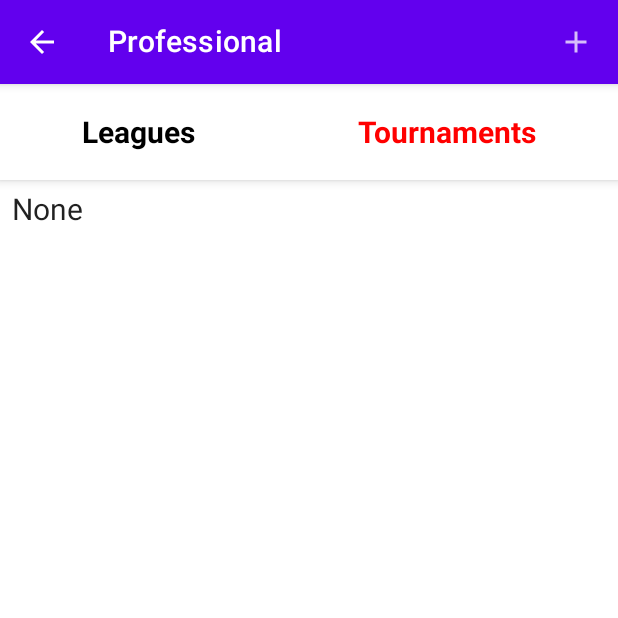
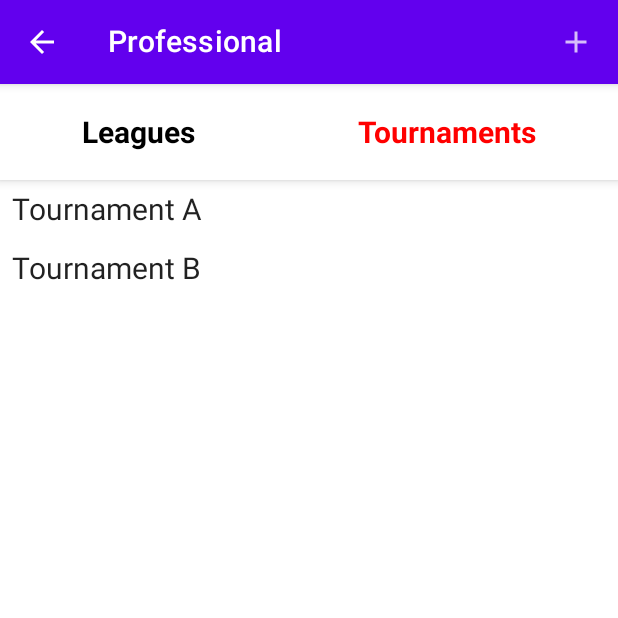
Before and after one commit to Roscoeriley/Senior-Project, an Android app built with Jetpack Compose: the ProfessionalScreen screen opened through its navigation route, after a tap on "Tournaments", on a phone screen of 412 x 824 dp, the top half of it. Run offline under Robolectric (Android 15) with nearby library versions, the phone set to English and light mode, and no system bars.

Commit message:
Before updating

```diff
--- a/app/src/main/java/com/example/seniorproject/BowlingAppScreen.kt
+++ b/app/src/main/java/com/example/seniorproject/BowlingAppScreen.kt
@@ -21,7 +21,9 @@ import androidx.navigation.compose.NavHost
 import androidx.navigation.compose.composable
 import androidx.navigation.compose.currentBackStackEntryAsState
 import androidx.navigation.compose.rememberNavController
-import com.example.seniorproject.data.DataSource.mainMenuOptions
+import com.example.seniorproject.data.DataSource
+import com.example.seniorproject.data.DataSource.leagues
+import com.example.seniorproject.data.DataSource.tournaments
 import com.example.seniorproject.ui.theme.*
 
 enum class BowlingAppScreen(@StringRes val title: Int) {
@@ -143,7 +145,7 @@ fun BowlingApp(modifier: Modifier = Modifier) {
 
             //goes to "Professional screen"
             composable(route = BowlingAppScreen.Professional.name) {
-                ProfessionalScreen()
+                ProfessionalScreen(leagues, tournaments)
             }
 
             //goes to "Practice screen"
@@ -168,7 +170,7 @@ fun BowlingApp(modifier: Modifier = Modifier) {
 
             //goes to "Help screen"
             composable(route = BowlingAppScreen.Help.name) {
-                SquareWithSmallSquareScreen()
+                HelpScreen()
             }
 
             //goes to "AddLeague screen"
--- a/app/src/main/java/com/example/seniorproject/MainActivity.kt
+++ b/app/src/main/java/com/example/seniorproject/MainActivity.kt
@@ -21,7 +21,6 @@ import androidx.compose.ui.text.input.ImeAction
 import androidx.compose.ui.text.input.KeyboardType
 import androidx.compose.ui.tooling.preview.Preview
 import androidx.compose.ui.unit.dp
-import com.example.seniorproject.data.DataSource.mainMenuOptions
 import com.example.seniorproject.ui.theme.SeniorProjectTheme
 
 class MainActivity : ComponentActivity() {
--- a/app/src/main/java/com/example/seniorproject/data/DataSource.kt
+++ b/app/src/main/java/com/example/seniorproject/data/DataSource.kt
@@ -3,12 +3,11 @@ package com.example.seniorproject.data
 import com.example.seniorproject.R
 
 object DataSource {
-    val mainMenuOptions = listOf(
-        R.string.login,
-        R.string.practice,
-        R.string.professional,
-        R.string.statistics,
-        R.string.settings,
-        R.string.help
-    )
+    val leagues = listOf(
+        "Monday Night Trios",
+        "Northrock Mixers")
+
+    val tournaments = listOf(
+        "Tournament A",
+        "Tournament B")
 }
--- a/app/src/main/java/com/example/seniorproject/ui/theme/ProfessionalScreen.kt
+++ b/app/src/main/java/com/example/seniorproject/ui/theme/ProfessionalScreen.kt
@@ -34,10 +34,12 @@ import androidx.compose.ui.text.style.TextAlign
 import androidx.compose.ui.tooling.preview.Preview
 import androidx.compose.ui.unit.dp
 import androidx.compose.ui.unit.sp
+import com.example.seniorproject.data.DataSource.leagues
+import com.example.seniorproject.data.DataSource.tournaments
 
 @OptIn(ExperimentalMaterialApi::class)
 @Composable
-fun ProfessionalScreen() {
+fun ProfessionalScreen(leagues: List<String>, tournaments: List<String>) {
     var selectedOption by remember { mutableStateOf("Leagues") }
 
     Column {
@@ -76,20 +78,22 @@ fun ProfessionalScreen() {
             )
         }
 
-        // Display content based on the selected option
-        if (selectedOption == "Leagues") {
-            // Content for "Leagues" selected
-            ClickableText("Monday Night Trios") {}
-            ClickableText("Northrock Mixers") {}
-        } else if (selectedOption == "Tournaments") {
-            // Content for "Tournaments" selected
-            ClickableText("None") {}
+        // Display content based on the selected option and the list
+        val filteredContent = when (selectedOption) {
+            "Leagues" -> leagues
+            "Tournaments" -> tournaments
+            else -> emptyList()
+        }
+
+        filteredContent.forEach { item ->
+            ClickableText(item) {}
         }
     }
 }
 
+
 @Preview (showBackground = true)
 @Composable
 fun ProfessionalPreview(){
-    ProfessionalScreen()
+    ProfessionalScreen(leagues, tournaments)
 }
```
